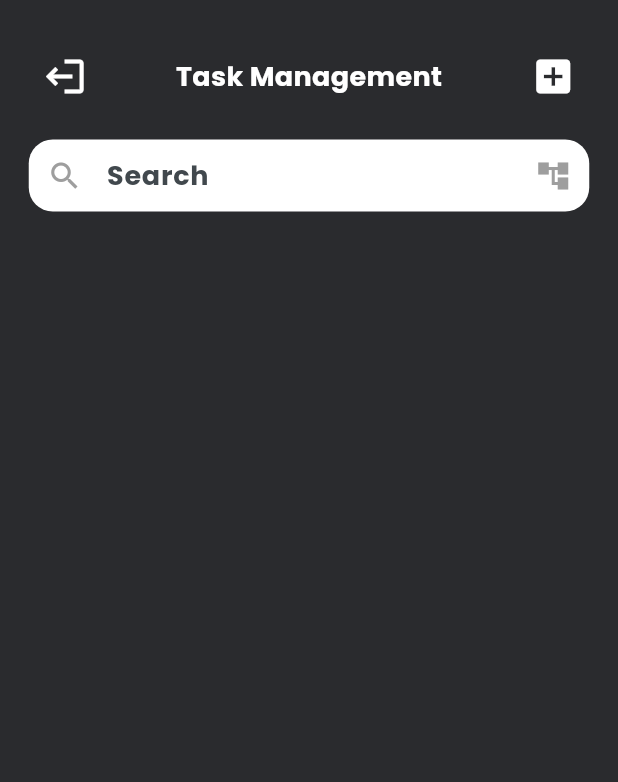
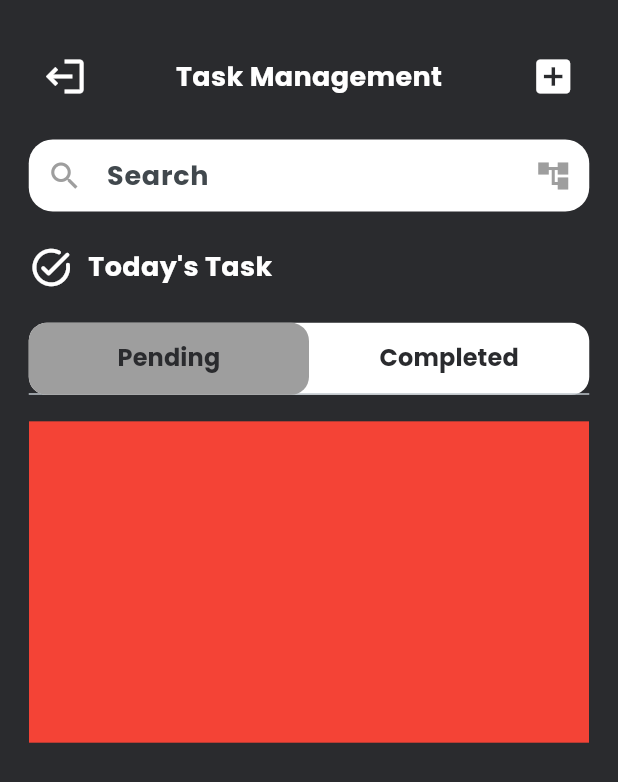
Before and after one commit to muntazir143/todo_riverpod, a Flutter app: the HomeScreen screen opened directly, on a phone screen of 412 x 824 dp. Shown: the top 782 px of the screen. Run offline on Flutter 3.47's test engine with Material 3 defaults, Android fonts, the phone set to English and light mode, and no system bars; our stand-ins replace country_picker, firebase_auth, firebase_core, flutter_datetime_picker_plus, flutter_hooks, flutter_screenutil and 6 more; accounts and stored records are empty; generated files the repository leaves out were written again.

Commit message:
add tast continue

```diff
--- a/lib/features/todo/views/home_screen.dart
+++ b/lib/features/todo/views/home_screen.dart
@@ -1,4 +1,5 @@
 import 'package:flutter/material.dart';
+import 'package:flutter_hooks/flutter_hooks.dart';
 import 'package:flutter_screenutil/flutter_screenutil.dart';
 import 'package:google_fonts/google_fonts.dart';
 import 'package:todo_riverpod/core/common/widgets/filled_field.dart';
@@ -6,12 +7,19 @@ import 'package:todo_riverpod/core/common/widgets/white_space.dart';
 import 'package:todo_riverpod/core/helper/db_helper.dart';
 import 'package:todo_riverpod/core/res/color_res.dart';
 import 'package:todo_riverpod/features/authentication/views/signin_screen.dart';
+import 'package:todo_riverpod/features/todo/views/add_task_screen.dart';
 
-class HomeScreen extends StatelessWidget {
+class HomeScreen extends HookWidget {
   const HomeScreen({super.key});
 
   @override
   Widget build(BuildContext context) {
+    final tabController = useTabController(initialLength: 2);
+    final tabTextStyle = GoogleFonts.poppins(
+      fontSize: 16,
+      color: ColorsRes.darkBackground,
+      fontWeight: FontWeight.bold,
+    );
     return Scaffold(
       appBar: AppBar(
         backgroundColor: Colors.transparent,
@@ -51,7 +59,12 @@ class HomeScreen extends StatelessWidget {
                       ),
                     ),
                     IconButton(
-                      onPressed: () {},
+                      onPressed: () {
+                        Navigator.push(
+                            context,
+                            MaterialPageRoute(
+                                builder: (_) => const AddTaskScreen()));
+                      },
                       icon: const Icon(
                         Icons.add_box,
                         color: ColorsRes.light,
@@ -63,7 +76,7 @@ class HomeScreen extends StatelessWidget {
                 const WhiteSpace(
                   height: 20,
                 ),
-                FilledField(
+                const FilledField(
                   prefixIcon: Icon(
                     Icons.search,
                     color: Colors.grey,
@@ -79,6 +92,79 @@ class HomeScreen extends StatelessWidget {
           ),
         ),
       ),
+      body: SafeArea(
+        child: ListView(
+          shrinkWrap: true,
+          padding: EdgeInsets.symmetric(horizontal: 20.w, vertical: 25.h),
+          children: [
+            Row(
+              children: [
+                const Icon(
+                  Icons.task_alt_rounded,
+                  size: 30,
+                  color: ColorsRes.light,
+                ),
+                const WhiteSpace(
+                  width: 10,
+                ),
+                Text(
+                  "Today's Task",
+                  style: GoogleFonts.poppins(
+                    fontSize: 18,
+                    color: ColorsRes.light,
+                    fontWeight: FontWeight.bold,
+                  ),
+                ),
+              ],
+            ),
+            const WhiteSpace(
+              height: 25,
+            ),
+            DecoratedBox(
+              decoration: BoxDecoration(
+                color: ColorsRes.light,
+                borderRadius: BorderRadius.circular(12),
+              ),
+              child: TabBar(
+                controller: tabController,
+                indicatorSize: TabBarIndicatorSize.tab,
+                indicatorColor: Colors.transparent,
+                indicator: BoxDecoration(
+                  borderRadius: BorderRadius.circular(12),
+                  color: Colors.grey,
+                ),
+                tabs: [
+                  Tab(
+                    child: Text(
+                      'Pending',
+                      style: tabTextStyle,
+                    ),
+                  ),
+                  Tab(
+                    child: Text(
+                      'Completed',
+                      style: tabTextStyle,
+                    ),
+                  ),
+                ],
+              ),
+            ),
+            const WhiteSpace(
+              height: 20,
+            ),
+            SizedBox(
+              height: MediaQuery.of(context).size.height * 0.26,
+              child: TabBarView(
+                controller: tabController,
+                children: [
+                  ColoredBox(color: Colors.red),
+                  ColoredBox(color: Colors.blue),
+                ],
+              ),
+            ),
+          ],
+        ),
+      ),
     );
   }
 }
--- a/pubspec.yaml
+++ b/pubspec.yaml
@@ -46,6 +46,8 @@ dependencies:
   riverpod_annotation: ^2.3.3
   country_picker: ^2.0.23
   sqflite: ^2.3.2
+  flutter_datetime_picker_plus: ^2.1.0
+  intl: ^0.19.0
 
 dev_dependencies:
   flutter_test:
```
Also changed, not shown: lib/core/common/widgets/round_button.dart (+8 -3 lines), lib/features/todo/app/task_date_provider.dart (added, +39 -0 lines), lib/features/todo/views/add_task_screen.dart (added, +96 -0 lines), lib/features/todo/app/task_date_provider.g.dart (added), pubspec.lock.
